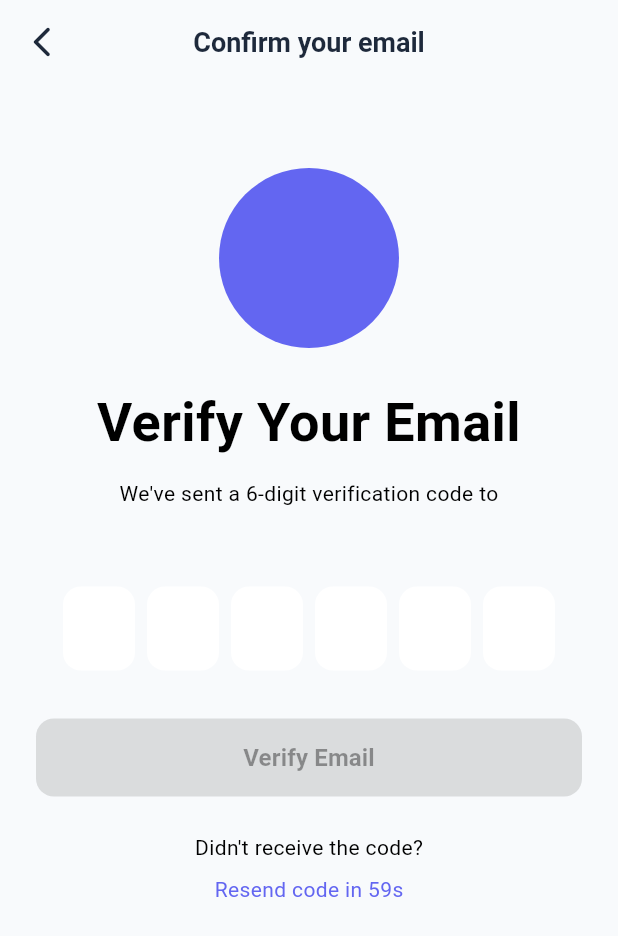
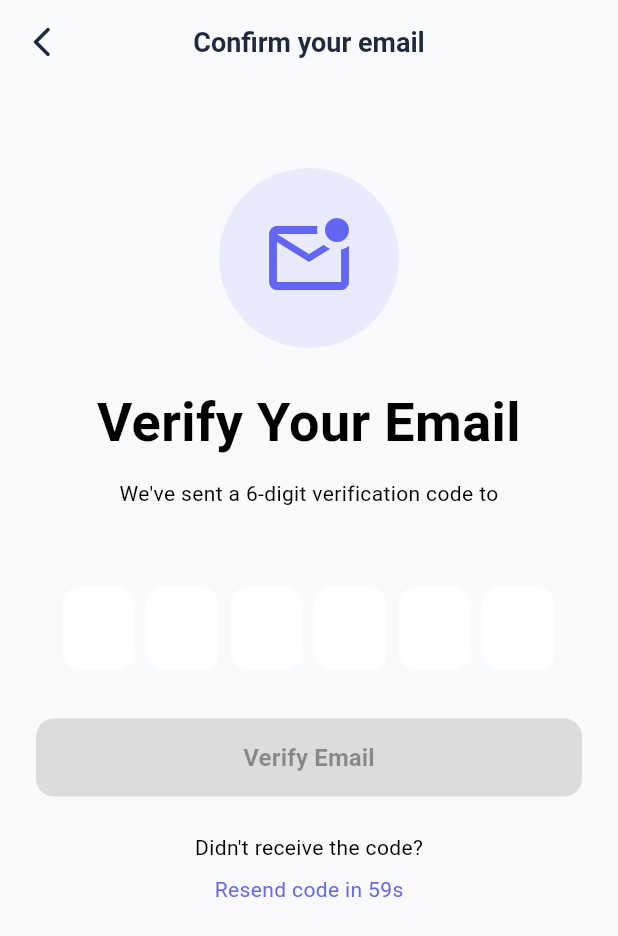
Before and after one commit to MainChallengeApp/unite_up, a Flutter app: the ConfirmEmailPage screen opened directly, on a phone screen of 412 x 824 dp. Shown: the top 936 px of the screen. Run offline on Flutter 3.47's test engine with Material 3 defaults, Android fonts, the phone set to English and light mode, and no system bars; our stand-ins replace easy_localization, flutter_dotenv, flutter_slidable, font_awesome_flutter, go_router, supabase_flutter and 1 more; missing offline and left inert: dart:html, dart:ui_web; accounts and stored records are empty.

Commit message:
feat: improve confirm email colors

```diff
--- a/lib/pages/confirm_email_page.dart
+++ b/lib/pages/confirm_email_page.dart
@@ -71,7 +71,7 @@ class _ConfirmEmailPageState extends State<ConfirmEmailPage> {
       width: AppSizes.containerHuge,
       height: AppSizes.containerHuge,
       decoration: BoxDecoration(
-        color: theme.colorScheme.primaryContainer,
+        color: theme.colorScheme.primary.withValues(alpha: AppOpacity.light),
         shape: BoxShape.circle,
       ),
       child: Center(
```
